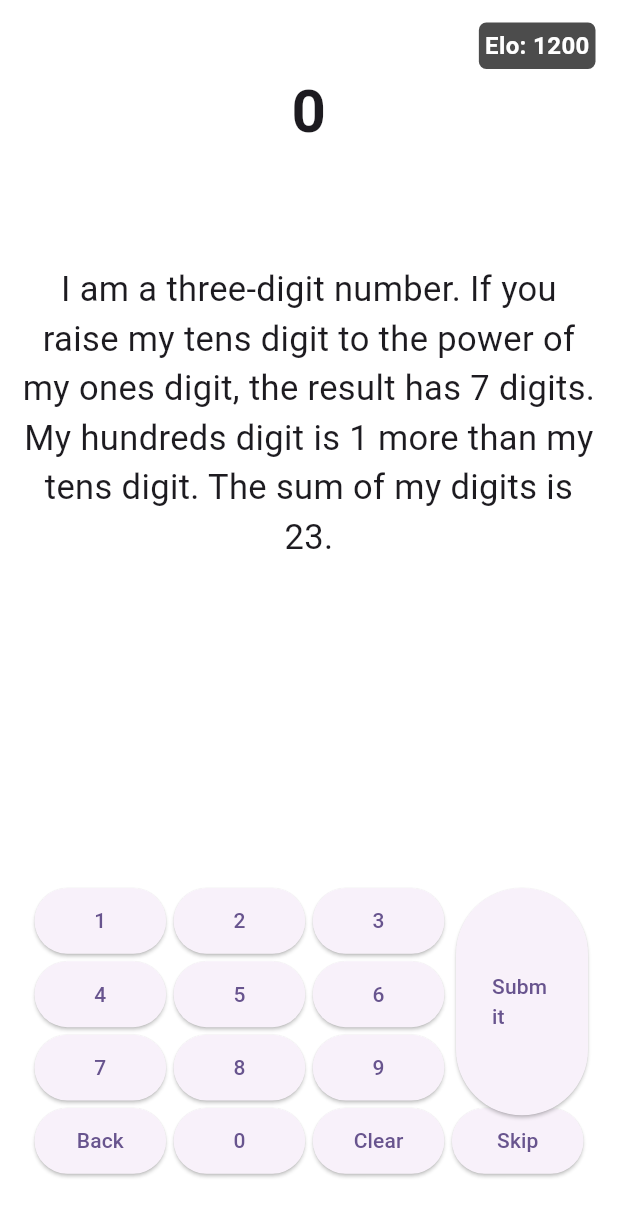
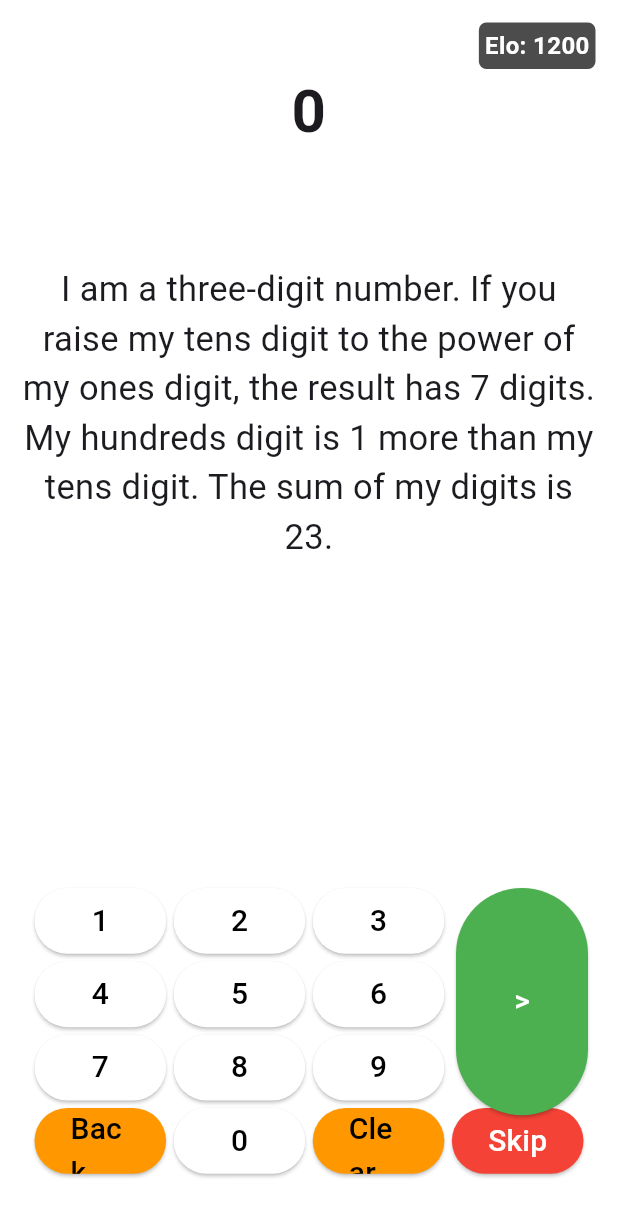
Before and after one commit to HennyBicks01/math_riddler, a Flutter app: the screen it shows after launch, on a phone screen of 412 x 824 dp. Shown: the top 1217 px of the screen. Run offline on Flutter 3.47's test engine with Material 2 defaults, Android fonts, the phone set to English and light mode, and no system bars.

Commit message:
fixed children error

```diff
--- a/lib/main.dart
+++ b/lib/main.dart
@@ -117,40 +117,64 @@ class _MyHomePageState extends State<MyHomePage> {
   @override
   Widget build(BuildContext context) {
     Widget buildKey(int index) {
+      Color buttonColor;
+      Color textColor = Colors.black;  // Default text color to black for most buttons.
+
       switch (index) {
-        case 3:
-        case 7:
-        case 11:
-          return Container(color: Colors
-              .transparent); // Empty transparent containers for the spots where Submit buttons used to be.
         case 12:
+          buttonColor = Colors.orange;
           return ElevatedButton(
             onPressed: _removeLastDigit,
-            child: const Text('Back'),
+            style: ElevatedButton.styleFrom(
+              backgroundColor: buttonColor,
+            ),
+            child: Text('Back', style: TextStyle(fontSize: 20, color: textColor)),
           );
         case 13:
+          buttonColor = Colors.white;
           return ElevatedButton(
             onPressed: () => _appendToInput('0'),
-            child: const Text('0'),
+            style: ElevatedButton.styleFrom(
+              backgroundColor: buttonColor,
+            ),
+            child: Text('0', style: TextStyle(fontSize: 20, color: textColor)),
           );
         case 14:
+          buttonColor = Colors.orange;
           return ElevatedButton(
             onPressed: _clearInput,
-            child: const Text('Clear'),
+            style: ElevatedButton.styleFrom(
+              backgroundColor: buttonColor,
+            ),
+            child: Text('Clear', style: TextStyle(fontSize: 20, color: textColor)),
           );
         case 15:
+          buttonColor = Colors.red;
+          textColor = Colors.white;  // For red button, white text may be more legible.
           return ElevatedButton(
             onPressed: () {
               _clearInput();
               _skipRiddle();
             },
-            child: const Text('Skip'),
+            style: ElevatedButton.styleFrom(
+              backgroundColor: buttonColor,
+            ),
+            child: Text('Skip', style: TextStyle(fontSize: 20, color: textColor)),
           );
+        case 3:
+        case 7:
+        case 11:
+          return Container(color: Colors.transparent); // Empty transparent containers
         default:
+          buttonColor = Colors.white;
+          textColor = Colors.black;  // Ensuring that number buttons have black text color.
           return ElevatedButton(
             onPressed: () =>
                 _appendToInput('${(index % 4) + 1 + (index ~/ 4) * 3}'),
-            child: Text('${(index % 4) + 1 + (index ~/ 4) * 3}'),
+            style: ElevatedButton.styleFrom(
+              backgroundColor: buttonColor,
+            ),
+            child: Text('${(index % 4) + 1 + (index ~/ 4) * 3}', style: TextStyle(fontSize: 20, color: textColor)),
           );
       }
     }
@@ -218,7 +242,7 @@ class _MyHomePageState extends State<MyHomePage> {
                       padding: const EdgeInsets.fromLTRB(8.0, 0.0, 8.0, 8.0),
                       gridDelegate: const SliverGridDelegateWithFixedCrossAxisCount(
                         crossAxisCount: 4,
-                        childAspectRatio: 2.0,
+                        childAspectRatio: 2,
                         mainAxisSpacing: 5,
                         crossAxisSpacing: 5,
                       ),
@@ -228,17 +252,19 @@ class _MyHomePageState extends State<MyHomePage> {
                       },
                     ),
                     Positioned(
-                      top: 0, // Starting from the 2nd row, plus the spacing.
-                      left: (MediaQuery.of(context).size.width / 4) * 3 - 20,  // Starting from the 4th column.
+                      top: 0,
+                      left: (MediaQuery.of(context).size.width / 4) * 3 - 20,
                       child: ElevatedButton(
                         onPressed: _checkAnswer,
-                        child: const Text('Submit'),
+
                         style: ElevatedButton.styleFrom(
                           fixedSize: Size(
-                            (MediaQuery.of(context).size.width / 4) - 15, // Width of 1 column minus some padding.
-                            .75 * (MediaQuery.of(context).size.height / 4) -3,  // Height of 3 rows minus some padding.
+                            (MediaQuery.of(context).size.width / 4) - 15,
+                            .75 * (MediaQuery.of(context).size.height / 4) -3,
                           ),
+                          backgroundColor: Colors.green,
                         ),
+                        child: const Text('>', style: TextStyle(fontSize: 20, color: Colors.white)),
                       ),
                     ),
                   ],
```
